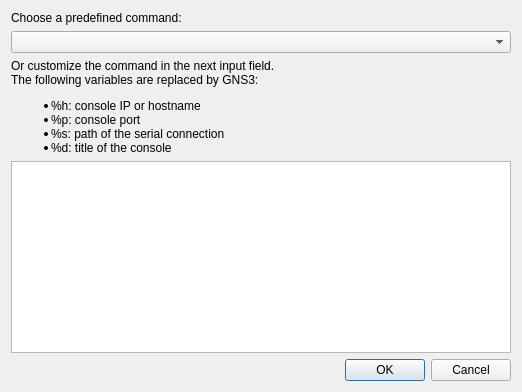
Above: gns3/ui/console_command_dialog.ui from GNS3/gns3-gui before the change. Below: the same form after it.
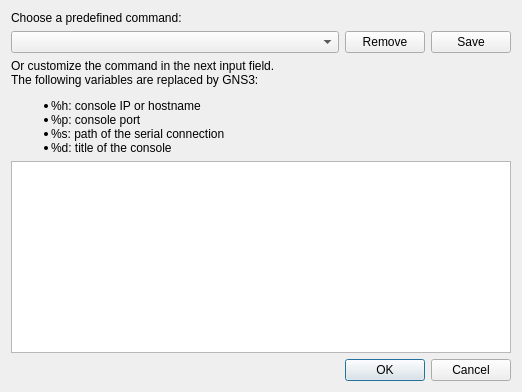
That is the form after the change.

Commit message:
Allow to add custom command to the list
https://www.youtube.com/watch?v=sEXbQmHJ1uM&feature=em-upload_owner

```diff
--- a/gns3/ui/console_command_dialog.ui
+++ b/gns3/ui/console_command_dialog.ui
@@ -28,11 +28,46 @@
   <property name="modal">
    <bool>true</bool>
   </property>
-  <layout class="QGridLayout" name="gridLayout">
+  <layout class="QVBoxLayout" name="verticalLayout">
    <property name="sizeConstraint">
     <enum>QLayout::SetFixedSize</enum>
    </property>
-   <item row="2" column="0">
+   <item>
+    <widget class="QLabel" name="label_2">
+     <property name="text">
+      <string>Choose a predefined command:</string>
+     </property>
+    </widget>
+   </item>
+   <item>
+    <layout class="QHBoxLayout" name="horizontalLayout">
+     <item>
+      <widget class="QComboBox" name="uiCommandComboBox">
+       <property name="sizePolicy">
+        <sizepolicy hsizetype="Expanding" vsizetype="Fixed">
+         <horstretch>0</horstretch>
+         <verstretch>0</verstretch>
+        </sizepolicy>
+       </property>
+      </widget>
+     </item>
+     <item>
+      <widget class="QPushButton" name="uiRemovePushButton">
+       <property name="text">
+        <string>Remove</string>
+       </property>
+      </widget>
+     </item>
+     <item>
+      <widget class="QPushButton" name="uiSavePushButton">
+       <property name="text">
+        <string>Save</string>
+       </property>
+      </widget>
+     </item>
+    </layout>
+   </item>
+   <item>
     <widget class="QLabel" name="label">
      <property name="text">
       <string>&lt;html&gt;&lt;head/&gt;&lt;body&gt;&lt;p&gt;Or customize the command in the next input field. &lt;br/&gt;The following variables are replaced by GNS3: &lt;/p&gt;&lt;ul style=&quot;margin-top: 0px; margin-bottom: 0px; margin-left: 0px; margin-right: 0px; -qt-list-indent: 1;&quot;&gt;&lt;li style=&quot; margin-top:12px; margin-bottom:0px; margin-left:0px; margin-right:0px; -qt-block-indent:0; text-indent:0px;&quot;&gt;%h: console IP or hostname&lt;/li&gt;&lt;li style=&quot; margin-top:0px; margin-bottom:0px; margin-left:0px; margin-right:0px; -qt-block-indent:0; text-indent:0px;&quot;&gt;%p: console port&lt;/li&gt;&lt;li style=&quot; margin-top:0px; margin-bottom:0px; margin-left:0px; margin-right:0px; -qt-block-indent:0; text-indent:0px;&quot;&gt;%s: path of the serial connection&lt;/li&gt;&lt;li style=&quot; margin-top:0px; margin-bottom:12px; margin-left:0px; margin-right:0px; -qt-block-indent:0; text-indent:0px;&quot;&gt;%d: title of the console&lt;/li&gt;&lt;/ul&gt;&lt;/body&gt;&lt;/html&gt;</string>
@@ -42,14 +77,7 @@
      </property>
     </widget>
    </item>
-   <item row="0" column="0">
-    <widget class="QLabel" name="label_2">
-     <property name="text">
-      <string>Choose a predefined command:</string>
-     </property>
-    </widget>
-   </item>
-   <item row="3" column="0">
+   <item>
     <widget class="QPlainTextEdit" name="uiCommandPlainTextEdit">
      <property name="minimumSize">
       <size>
@@ -59,7 +87,7 @@
      </property>
     </widget>
    </item>
-   <item row="4" column="0">
+   <item>
     <widget class="QDialogButtonBox" name="uiButtonBox">
      <property name="orientation">
       <enum>Qt::Horizontal</enum>
@@ -69,16 +97,6 @@
      </property>
     </widget>
    </item>
-   <item row="1" column="0">
-    <widget class="QComboBox" name="uiCommandComboBox">
-     <property name="sizePolicy">
-      <sizepolicy hsizetype="Expanding" vsizetype="Fixed">
-       <horstretch>0</horstretch>
-       <verstretch>0</verstretch>
-      </sizepolicy>
-     </property>
-    </widget>
-   </item>
   </layout>
  </widget>
  <resources/>
```
The commit also changes 3 other files.
